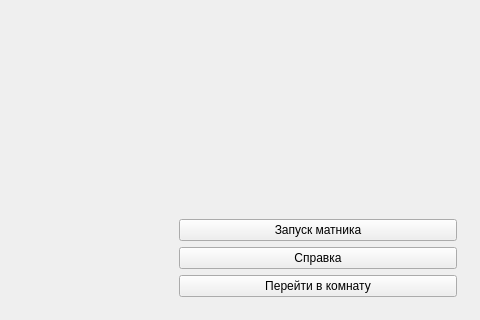
Qt form physicsBreak2.0/mainwindow.ui (mixberry00/Physics) before a commit; both pictures show x 720 to 1200 and y 480 to 800 of the 1200 by 800 pixel window.
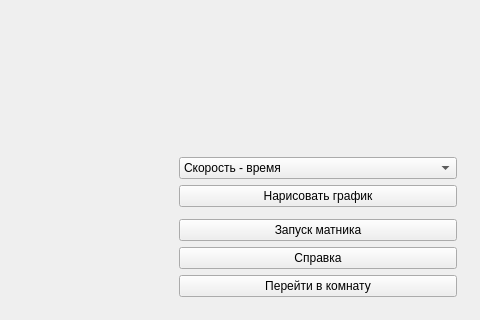
The same form after that commit. Icons and pictures are not drawn.

```diff
--- a/physicsBreak2.0/mainwindow.ui
+++ b/physicsBreak2.0/mainwindow.ui
@@ -225,6 +225,25 @@
             </property>
            </spacer>
           </item>
+          <item>
+           <widget class="QComboBox" name="plots">
+            <property name="editable">
+             <bool>false</bool>
+            </property>
+            <item>
+             <property name="text">
+              <string>Скорость - время</string>
+             </property>
+            </item>
+           </widget>
+          </item>
+          <item>
+           <widget class="QPushButton" name="createPlot">
+            <property name="text">
+             <string>Нарисовать график</string>
+            </property>
+           </widget>
+          </item>
           <item>
            <widget class="QWidget" name="status" native="true"/>
           </item>
```
